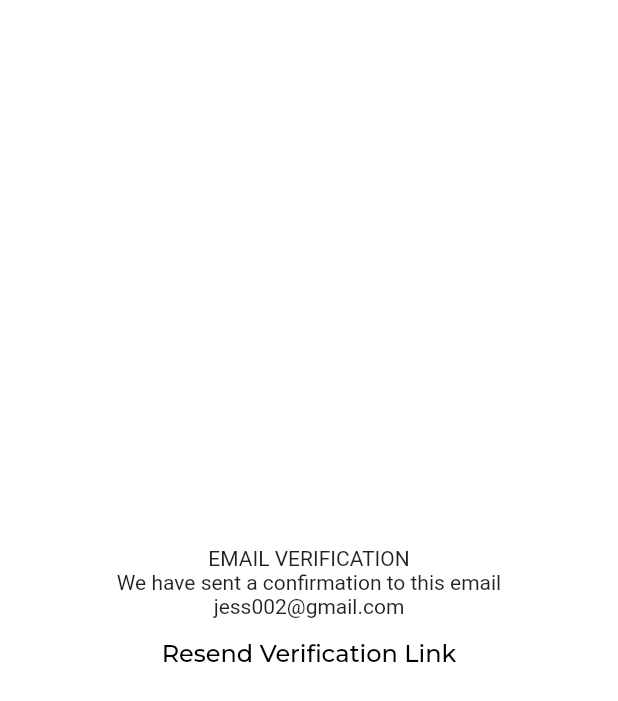
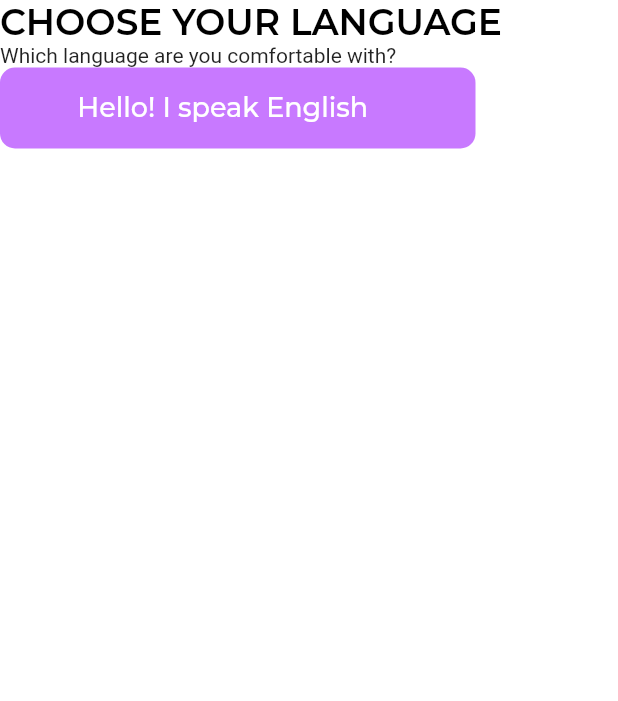
Before and after one commit to MaxTrent/immune_africa, a Flutter app: the EmailVerification screen opened directly, after a tap on "Resend Verification Link", on a phone screen of 412 x 824 dp. Shown: the top 701 px of the screen. Run offline on Flutter 3.47's test engine with Material 2 defaults, Android fonts, the phone set to English and light mode, and no system bars; our stand-ins replace firebase_core, flutter_svg, google_fonts; accounts and stored records are empty.

Commit message:
new screens

```diff
--- /dev/null
+++ b/lib/screens/choose_language.dart
@@ -0,0 +1,67 @@
+import 'package:flutter/material.dart';
+import 'package:immune_africa/themes/appThemes.dart';
+
+class ChooseLanguage extends StatelessWidget {
+  ChooseLanguage({super.key});
+
+  bool isLanguageSelected = false;
+
+  @override
+  Widget build(BuildContext context) {
+    return Scaffold(
+      body: SafeArea(
+        child: Column(
+          crossAxisAlignment: CrossAxisAlignment.start,
+          children: [
+            Text(
+              'CHOOSE YOUR LANGUAGE',
+              style: Theme.of(context)
+                  .textTheme
+                  .headline2!
+                  .copyWith(color: Colors.black),
+            ),
+            const Text('Which language are you comfortable with?'),
+            TileSelect(isLanguageSelected: isLanguageSelected, text: 'Hello! I speak English',)
+          ],
+        ),
+      ),
+    );
+  }
+}
+
+class TileSelect extends StatelessWidget {
+  TileSelect({
+    Key? key,required this.text,
+    required this.isLanguageSelected,
+  }) : super(key: key);
+
+  String text;
+  final bool isLanguageSelected;
+
+  @override
+  Widget build(BuildContext context) {
+    return Container(
+      height: 54,
+      width: 317,
+      decoration: BoxDecoration(
+        color: primaryAppColor,
+        borderRadius: BorderRadius.circular(10),
+      ),
+      child: Center(
+          child: Row(
+            mainAxisAlignment: MainAxisAlignment.center,
+        children: [
+          Text(
+            text,
+            style: Theme.of(context)
+                .textTheme
+                .headline1!
+                .copyWith(color: Colors.white, fontSize: 18),
+          ),
+          SizedBox(width: 20,),
+         isLanguageSelected ? Image.asset('assets/tick.png') : Container(),
+        ],
+      )),
+    );
+  }
+}
--- a/lib/screens/email_verification.dart
+++ b/lib/screens/email_verification.dart
@@ -1,4 +1,5 @@
 import 'package:flutter/material.dart';
+import 'package:immune_africa/screens/screens.dart';
 
 class EmailVerification extends StatelessWidget {
   const EmailVerification({super.key});
@@ -8,14 +9,14 @@ class EmailVerification extends StatelessWidget {
     return Scaffold(
       body: SafeArea(
         child: Padding(
-          padding: EdgeInsets.symmetric(horizontal: 20),
+          padding: const EdgeInsets.symmetric(horizontal: 20),
           child: Column(
             mainAxisAlignment: MainAxisAlignment.center,
             crossAxisAlignment: CrossAxisAlignment.center,
             children: [
-              const Text('EMAIL VERIFICATION'),
-              const Text('We have sent a confirmation to this email jess002@gmail.com', textAlign: TextAlign.center,),
-              TextButton(onPressed: (){}, child: Text('Resend Verification Link', style: Theme.of(context).textTheme.headline1!.copyWith(color: Colors.black),))
+              Text('EMAIL VERIFICATION', style: Theme.of(context).textTheme.headline2!.copyWith(color: Colors.black)),
+              Text('We have sent a confirmation to this email\njess002@gmail.com', textAlign: TextAlign.center, style: Theme.of(context).textTheme.headline2!.copyWith(color: Colors.black, fontWeight: FontWeight.w300, fontSize: 22),),
+              TextButton(onPressed: (){Navigator.of(context).push(MaterialPageRoute(builder: (context)=> ChooseLanguage()));}, child: Text('Resend Verification Link', style: Theme.of(context).textTheme.headline1!.copyWith(color: Colors.black),))
             ],
           ),
         ),
--- a/lib/screens/screens.dart
+++ b/lib/screens/screens.dart
@@ -4,3 +4,4 @@ export 'registerLogin.dart';
 export 'registerOption.dart';
 export 'sign_up.dart';
 export 'email_verification.dart';
+export 'choose_language.dart';
```
Also changed, not shown: assets/map.png (added), assets/tick.png (added).
